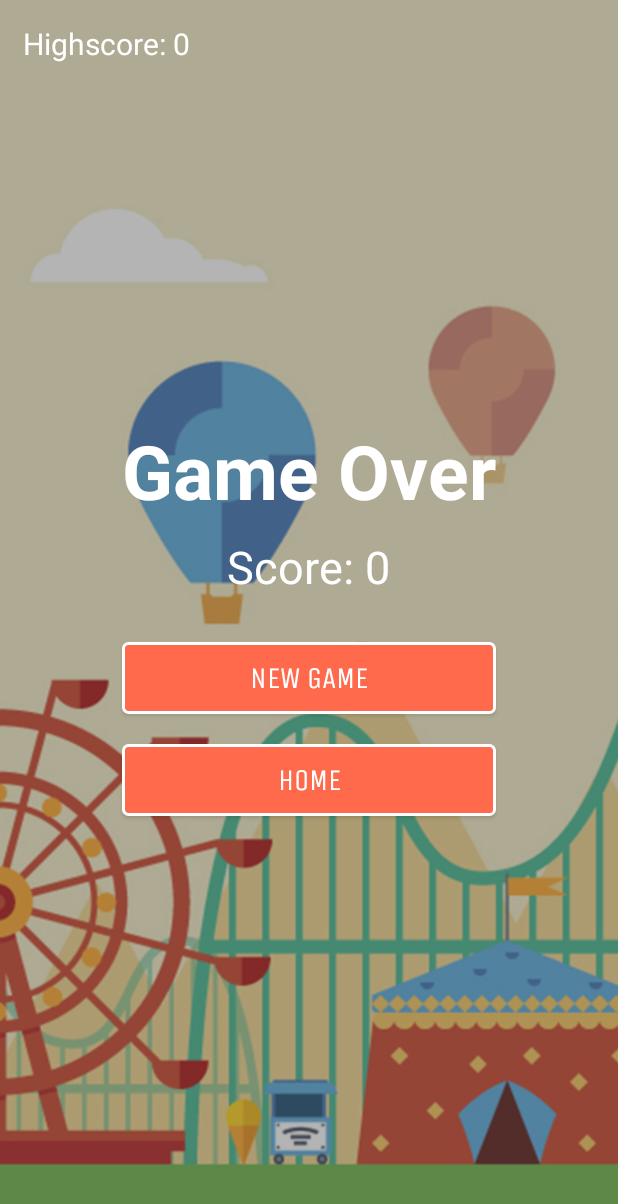
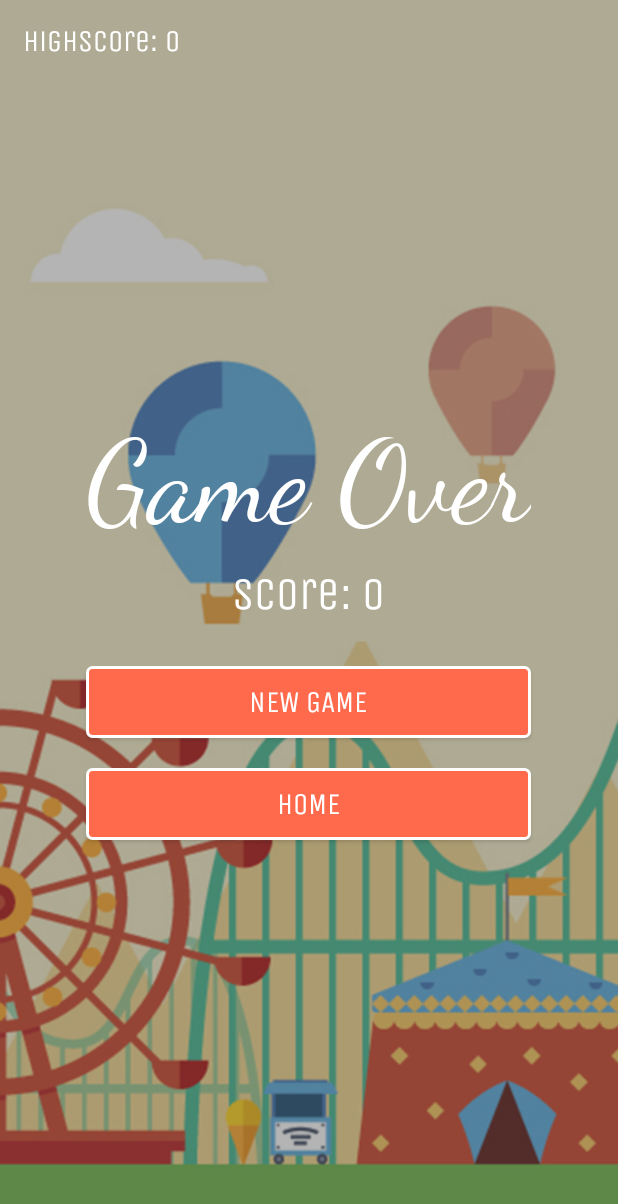
Before and after one commit to hkittylover/MOBAPDE-Picnic-Panic, an Android app: the GameOverActivity screen opened directly, with no data from a screen before it, on a phone screen of 412 x 824 dp. Shown: the top 1204 px of the screen. Run offline under Robolectric (Android 15) with nearby library versions, the phone set to English and light mode, and no system bars; 1 statement that could not run was skipped.

Commit message:
Changed fontface of some text views

```diff
--- a/app/src/main/java/edu/dlsu/mobapde/picnicpanicbeta/GameLayout.java
+++ b/app/src/main/java/edu/dlsu/mobapde/picnicpanicbeta/GameLayout.java
@@ -3,12 +3,14 @@ package edu.dlsu.mobapde.picnicpanicbeta;
 import android.app.Activity;
 import android.content.Context;
 import android.content.Intent;
+import android.content.res.AssetManager;
 import android.content.res.Resources;
 import android.graphics.Bitmap;
 import android.graphics.BitmapFactory;
 import android.graphics.Canvas;
 import android.graphics.Color;
 import android.graphics.Paint;
+import android.graphics.Typeface;
 import android.media.MediaPlayer;
 import android.graphics.Rect;
 import android.graphics.drawable.Drawable;
@@ -232,6 +234,9 @@ public class GameLayout extends SurfaceView implements Runnable {
 
             paint.setColor(Color.WHITE);
             paint.setTextSize(75);
+            AssetManager assetManager = getContext().getAssets();
+            Typeface typeface = Typeface.createFromAsset(assetManager, "fonts/unica_one.ttf");
+            paint.setTypeface(typeface);
             canvas.drawText(Integer.toString(score), canvas.getWidth() - 70 - scoreMargin, 85, paint);
 
             // draw hearts
--- a/app/src/main/java/edu/dlsu/mobapde/picnicpanicbeta/GameOverActivity.java
+++ b/app/src/main/java/edu/dlsu/mobapde/picnicpanicbeta/GameOverActivity.java
@@ -14,7 +14,7 @@ public class GameOverActivity extends AppCompatActivity {
 
     Button buttonNewGame;
     Button buttonHome;
-    TextView tvScore, tvHighscore;
+    TextView tvScore, tvHighscore, tvGameOver, tvHighscoreText, tvScoreText;
 
     @Override
     protected void onCreate(Bundle savedInstanceState) {
@@ -34,6 +34,13 @@ public class GameOverActivity extends AppCompatActivity {
         tvHighscore.setText("" + highscore);
         tvScore = (TextView) findViewById(R.id.tv_score);
         tvScore.setText("" + score);
+        tvHighscoreText = (TextView) findViewById(R.id.tv_highscore_text);
+        tvScoreText = (TextView) findViewById(R.id.tv_score_text);
+        tvGameOver = (TextView) findViewById(R.id.tv_game_over);
+
+        Typeface title = Typeface.createFromAsset(getAssets(),
+                "fonts/dancing_script.ttf");
+        tvGameOver.setTypeface(title);
 
         buttonNewGame = (Button) findViewById(R.id.button_new_game);
 
@@ -67,5 +74,9 @@ public class GameOverActivity extends AppCompatActivity {
         Typeface typeface = Typeface.createFromAsset(getAssets(), "fonts/unica_one.ttf");
         buttonHome.setTypeface(typeface);
         buttonNewGame.setTypeface(typeface);
+        tvScore.setTypeface(typeface);
+        tvHighscore.setTypeface(typeface);
+        tvScoreText.setTypeface(typeface);
+        tvHighscoreText.setTypeface(typeface);
     }
 }
--- a/app/src/main/res/layout/activity_game_over.xml
+++ b/app/src/main/res/layout/activity_game_over.xml
@@ -16,6 +16,7 @@
             android:layout_height="wrap_content"
             android:text="Highscore: "
             android:textColor="#fff"
+            android:id="@+id/tv_highscore_text"
             android:textSize="20dp"/>
         <TextView
             android:layout_width="wrap_content"
@@ -35,11 +36,10 @@
             android:layout_width="wrap_content"
             android:layout_height="wrap_content"
             android:text="Game Over"
-            android:textSize="50dp"
+            android:textSize="75dp"
             android:layout_margin="10dp"
             android:id="@+id/tv_game_over"
-            android:textColor="#fff"
-            android:textStyle="bold"/>
+            android:textColor="#fff"/>
         <LinearLayout
             android:layout_width="wrap_content"
             android:layout_height="wrap_content"
@@ -50,6 +50,7 @@
                 android:layout_height="wrap_content"
                 android:text="Score: "
                 android:textSize="30dp"
+                android:id="@+id/tv_score_text"
                 android:textColor="#fff"/>
             <TextView
                 android:layout_width="wrap_content"
--- a/app/src/main/res/layout/activity_main.xml
+++ b/app/src/main/res/layout/activity_main.xml
@@ -20,7 +20,7 @@
         android:elevation="0dp"
         android:text="Play"
         android:textColor="#fff"
-        android:textSize="25dp"
+        android:textSize="30dp"
         app:layout_constraintHorizontal_bias="0.483"
         app:layout_constraintLeft_toLeftOf="@+id/iv_title"
         app:layout_constraintRight_toRightOf="@+id/iv_title"
```
Also changed, not shown: app/src/main/assets/fonts/dancing_script.ttf (added).
